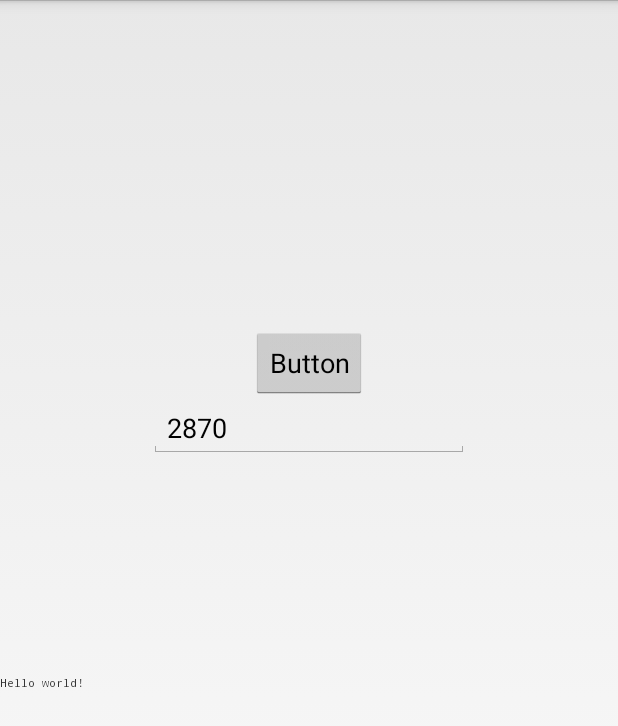
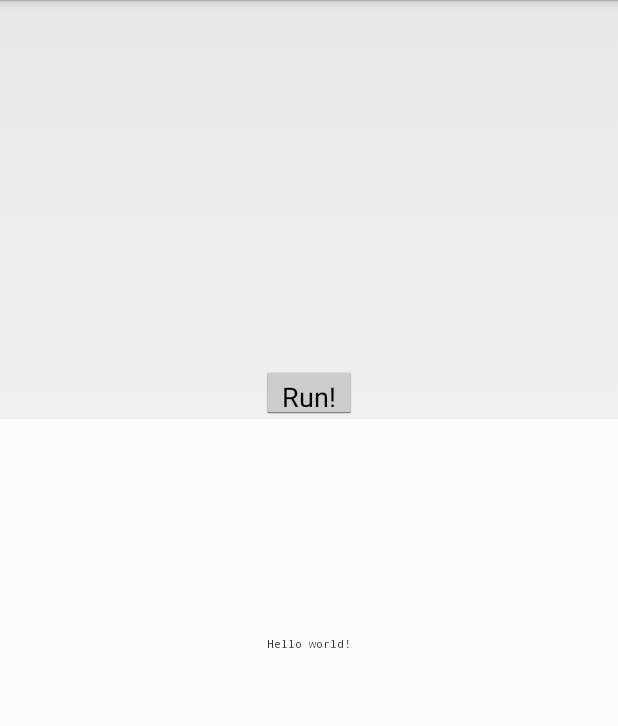
Before and after one commit to WillowKoishi/BadApple, an Android app: the screen it shows after launch (MainActivity), on a phone screen of 412 x 824 dp. Shown: the top 726 px of the screen. Run offline under Robolectric (Android 15) with nearby library versions, the phone set to English and light mode, and no system bars.

Commit message:
减少bug，优化界面

```diff
--- a/app/src/main/AndroidManifest.xml
+++ b/app/src/main/AndroidManifest.xml
@@ -10,6 +10,7 @@
 		android:resizeableActivity = "true">
         <activity
             android:name=".MainActivity"
+			android:configChanges="keyboardHidden|screenSize|orientation"
             android:label="@string/app_name" >
             <intent-filter>
                 <action android:name="android.intent.action.MAIN" />
--- a/app/src/main/java/willow/badapple/MainActivity.java
+++ b/app/src/main/java/willow/badapple/MainActivity.java
@@ -6,6 +6,7 @@ import android.os.*;
 import java.io.*;
 import android.widget.*;
 import android.media.*;
+import android.view.*;
 
 public class MainActivity extends Activity
 {String a,b;
@@ -27,10 +28,10 @@ TextView t;
 		{}
 		catch (IllegalStateException e)
 		{}
-		mp.start();
+
 		t = (TextView)this.findViewById(R.id.mainTextView1);
 	et=(EditText)this.findViewById(R.id.mainEditText1);
-		h.postDelayed(r,1);
+
     }
 	public static String readAssetsTxt(Context context,String fileName){
         try {
@@ -75,7 +76,7 @@ TextView t;
 		//t.setText(a);
 		int hh=Integer.valueOf(et.getText().toString(),10);
 		if(c<=6560){
-		t.setText(b.substring(c*hh,(c+1)*hh)+"\n"+c+"/"+b.length());
+		t.setText(b.substring(c*hh,(c+1)*hh)+"\n"+c+"/"+"6560");
 		}
 		c=c+1;
 			h.postDelayed(r,16);
@@ -102,5 +103,8 @@ TextView t;
 		mp.stop();
 		mp.reset();
 	}
-
+	public void iii(View v){
+		mp.start();
+		h.postDelayed(r,1);
+	}
 }
--- a/app/src/main/res/layout/main.xml
+++ b/app/src/main/res/layout/main.xml
@@ -7,16 +7,18 @@
 	android:orientation="vertical">
 
 	<Button
-		android:layout_height="wrap_content"
+		android:layout_height="35dp"
 		android:layout_width="wrap_content"
-		android:text="Button"/>
+		android:text="Run!"
+		android:onClick="iii"/>
 
 	<EditText
 		android:layout_height="wrap_content"
 		android:layout_width="wrap_content"
 		android:ems="10"
 		android:id="@+id/mainEditText1"
-		android:text="2870"/>
+		android:text="2870"
+		android:visibility="gone"/>
 
 	<TextView
 		android:text="@string/hello_world"
@@ -24,7 +26,8 @@
 		android:layout_height="300dp"
 		android:textSize="7sp"
 		android:id="@+id/mainTextView1"
-		android:gravity="left|center"
-		android:typeface="monospace"/>
+		android:gravity="center"
+		android:typeface="monospace"
+		android:background="#FCFCFC"/>
 
 </LinearLayout>
```
Also changed, not shown: 14 other files.
